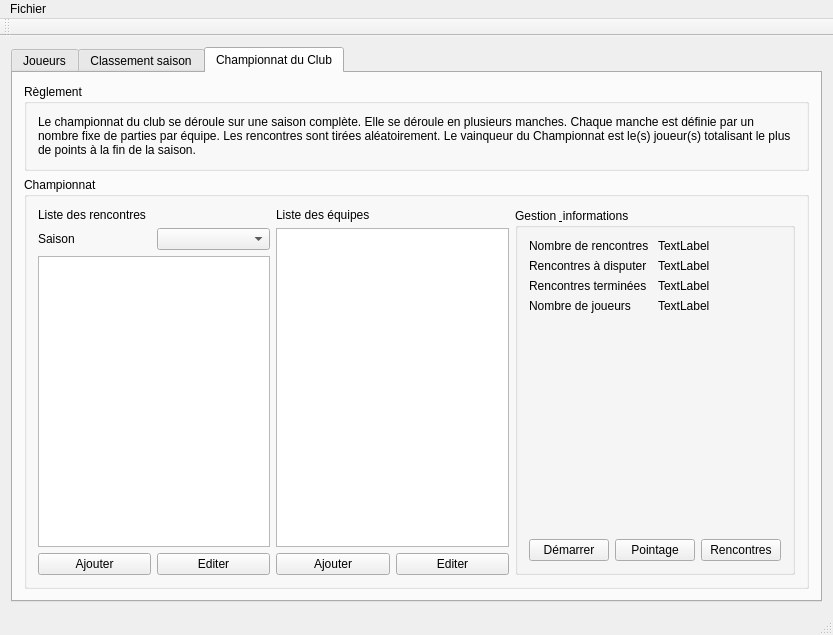
This is MainWindow.ui in arabine/tanca as Qt 5 draws it before an edit. The edited form follows.
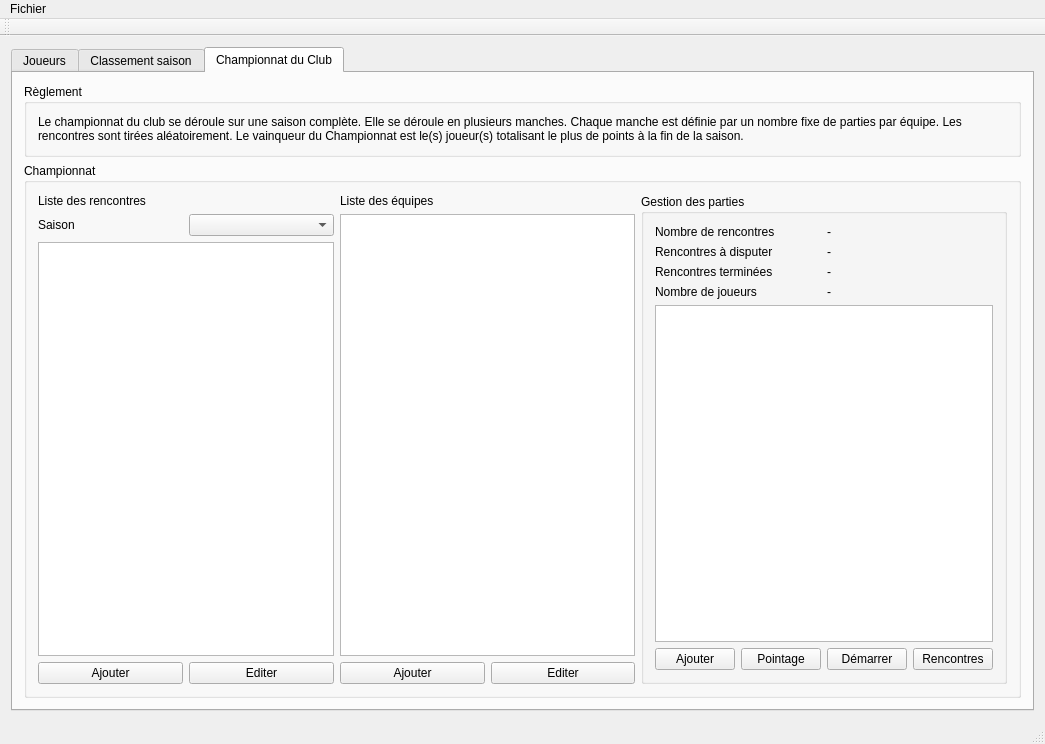
This is the edited form. The open tabs and pages were chosen to show the change.

Diff of the .ui file:
```diff
--- a/MainWindow.ui
+++ b/MainWindow.ui
@@ -6,16 +6,16 @@
    <rect>
     <x>0</x>
     <y>0</y>
-    <width>833</width>
-    <height>635</height>
+    <width>1045</width>
+    <height>744</height>
    </rect>
   </property>
   <property name="windowTitle">
    <string>MainWindow</string>
   </property>
   <widget class="QWidget" name="centralWidget">
-   <layout class="QGridLayout" name="gridLayout">
-    <item row="0" column="1">
+   <layout class="QGridLayout" name="gridLayout_5">
+    <item row="0" column="0">
      <widget class="QTabWidget" name="tabWidget">
       <property name="currentIndex">
        <number>0</number>
@@ -83,8 +83,8 @@
        <attribute name="title">
         <string>Championnat du Club</string>
        </attribute>
-       <layout class="QVBoxLayout" name="verticalLayout_2">
-        <item>
+       <layout class="QGridLayout" name="gridLayout_4">
+        <item row="0" column="0">
          <widget class="QGroupBox" name="groupBox">
           <property name="sizePolicy">
            <sizepolicy hsizetype="Preferred" vsizetype="Minimum">
@@ -109,7 +109,7 @@
           </layout>
          </widget>
         </item>
-        <item>
+        <item row="1" column="0">
          <widget class="QGroupBox" name="groupBox_2">
           <property name="sizePolicy">
            <sizepolicy hsizetype="Preferred" vsizetype="Expanding">
@@ -120,8 +120,8 @@
           <property name="title">
            <string>Championnat</string>
           </property>
-          <layout class="QHBoxLayout" name="horizontalLayout_10">
-           <item>
+          <layout class="QGridLayout" name="gridLayout_3">
+           <item row="0" column="0">
             <layout class="QVBoxLayout" name="verticalLayout_3">
              <item>
               <widget class="QLabel" name="label_2">
@@ -167,7 +167,7 @@
              </item>
             </layout>
            </item>
-           <item>
+           <item row="0" column="1">
             <layout class="QVBoxLayout" name="verticalLayout_4">
              <item>
               <widget class="QLabel" name="label_3">
@@ -199,13 +199,13 @@
              </item>
             </layout>
            </item>
-           <item>
+           <item row="0" column="2">
             <widget class="QGroupBox" name="groupBox_3">
              <property name="title">
-              <string>Gestion &amp; informations</string>
+              <string>Gestion des parties</string>
              </property>
-             <layout class="QVBoxLayout" name="verticalLayout_5">
-              <item>
+             <layout class="QGridLayout" name="gridLayout">
+              <item row="0" column="0">
                <layout class="QHBoxLayout" name="horizontalLayout_5">
                 <item>
                  <widget class="QLabel" name="label_5">
@@ -217,13 +217,13 @@
                 <item>
                  <widget class="QLabel" name="label_8">
                   <property name="text">
-                   <string>TextLabel</string>
+                   <string>-</string>
                   </property>
                  </widget>
                 </item>
                </layout>
               </item>
-              <item>
+              <item row="1" column="0">
                <layout class="QHBoxLayout" name="horizontalLayout_6">
                 <item>
                  <widget class="QLabel" name="label_6">
@@ -235,13 +235,13 @@
                 <item>
                  <widget class="QLabel" name="label_9">
                   <property name="text">
-                   <string>TextLabel</string>
+                   <string>-</string>
                   </property>
                  </widget>
                 </item>
                </layout>
               </item>
-              <item>
+              <item row="2" column="0">
                <layout class="QHBoxLayout" name="horizontalLayout_7">
                 <item>
                  <widget class="QLabel" name="label_7">
@@ -253,13 +253,13 @@
                 <item>
                  <widget class="QLabel" name="label_10">
                   <property name="text">
-                   <string>TextLabel</string>
+                   <string>-</string>
                   </property>
                  </widget>
                 </item>
                </layout>
               </item>
-              <item>
+              <item row="3" column="0">
                <layout class="QHBoxLayout" name="horizontalLayout_8">
                 <item>
                  <widget class="QLabel" name="label_11">
@@ -271,27 +271,31 @@
                 <item>
                  <widget class="QLabel" name="label_12">
                   <property name="text">
-                   <string>TextLabel</string>
+                   <string>-</string>
                   </property>
                  </widget>
                 </item>
                </layout>
               </item>
-              <item>
-               <spacer name="verticalSpacer">
-                <property name="orientation">
-                 <enum>Qt::Vertical</enum>
-                </property>
-                <property name="sizeHint" stdset="0">
-                 <size>
-                  <width>20</width>
-                  <height>200</height>
-                 </size>
-                </property>
-               </spacer>
+              <item row="4" column="0">
+               <widget class="QListWidget" name="gameList"/>
               </item>
-              <item>
+              <item row="5" column="0">
                <layout class="QHBoxLayout" name="horizontalLayout_9">
+                <item>
+                 <widget class="QPushButton" name="buttonAddGame">
+                  <property name="text">
+                   <string>Ajouter</string>
+                  </property>
+                 </widget>
+                </item>
+                <item>
+                 <widget class="QPushButton" name="buttonEditGame">
+                  <property name="text">
+                   <string>Pointage</string>
+                  </property>
+                 </widget>
+                </item>
                 <item>
                  <widget class="QPushButton" name="buttonStart">
                   <property name="text">
@@ -299,13 +303,6 @@
                   </property>
                  </widget>
                 </item>
-                <item>
-                 <widget class="QPushButton" name="pushButton_7">
-                  <property name="text">
-                   <string>Pointage</string>
-                  </property>
-                 </widget>
-                </item>
                 <item>
                  <widget class="QPushButton" name="buttonShowRounds">
                   <property name="text">
@@ -332,7 +329,7 @@
     <rect>
      <x>0</x>
      <y>0</y>
-     <width>833</width>
+     <width>1045</width>
      <height>21</height>
     </rect>
    </property>
```
Left out of the diff: 2 changed lines with no effect on the pictures.
